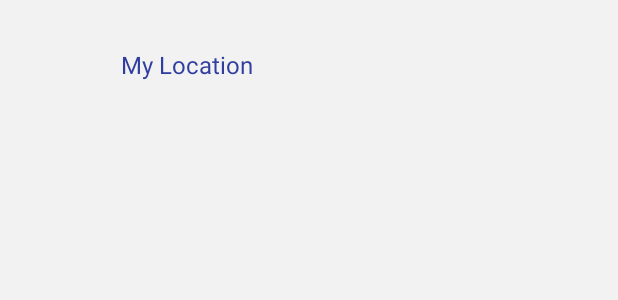
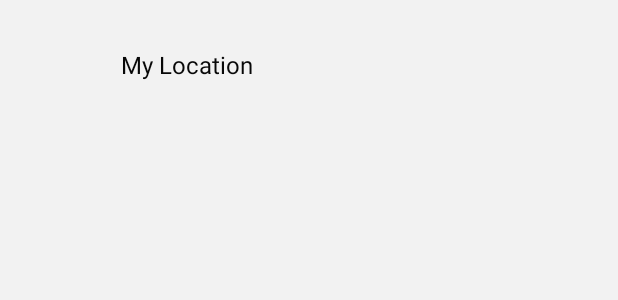
Before and after one commit to fahriachmadi/mapX, an Android app: the layout penanda.xml on its own in the app's theme, with its tools: preview values and no code run, on a phone screen of 412 x 824 dp. Shown: the top 300 px of the screen. Run offline under Robolectric (Android 15) with nearby library versions, the phone set to English and light mode, and no system bars.

Commit message:
fixing penanda

```diff
--- a/app/src/main/res/layout/penanda.xml
+++ b/app/src/main/res/layout/penanda.xml
@@ -19,7 +19,7 @@
             android:layout_height="wrap_content"
             android:textAppearance="?android:attr/textAppearanceMedium"
             android:text="My Location"
-            android:textColor="@color/colorPrimaryDark"
+            android:textColor="#080808"
             android:layout_centerHorizontal="true"
             android:textSize="16sp"
             android:layout_marginTop="16dp" />
@@ -29,6 +29,7 @@
             android:layout_width="fill_parent"
             android:layout_height="fill_parent"
             android:layout_below="@id/textview_title_id"
+            android:textColor="#080808"
             android:paddingTop="16dp">
 
             <!--<TableRow-->
--- a/app/src/main/res/values/colors.xml
+++ b/app/src/main/res/values/colors.xml
@@ -3,4 +3,5 @@
     <color name="colorPrimary">#3F51B5</color>
     <color name="colorPrimaryDark">#303F9F</color>
     <color name="colorAccent">#FF4081</color>
+    <color name="white">#FFFFFF</color>
 </resources>
```
Also changed, not shown: app/src/main/java/com/tekmob/mapx/PenandaActivity.java (+21 -4 lines).
